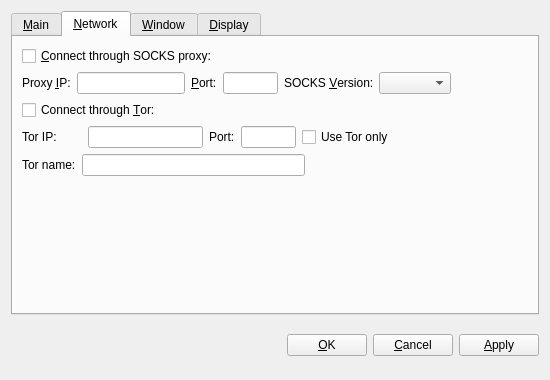
Above: src/qt/forms/optionsdialog.ui from bonpekao/bonpekao before the change. Below: the same form after it.
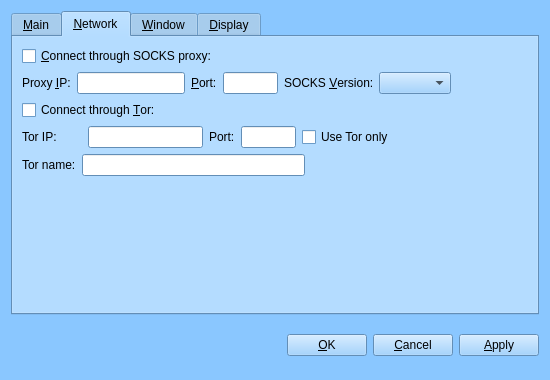
That is the form after the change. Custom widgets are drawn as their Qt base class.

```diff
--- a/src/qt/forms/optionsdialog.ui
+++ b/src/qt/forms/optionsdialog.ui
@@ -10,6 +10,421 @@
     <height>380</height>
    </rect>
   </property>
+  <property name="palette">
+   <palette>
+    <active>
+     <colorrole role="WindowText">
+      <brush brushstyle="SolidPattern">
+       <color alpha="255">
+        <red>0</red>
+        <green>0</green>
+        <blue>0</blue>
+       </color>
+      </brush>
+     </colorrole>
+     <colorrole role="Button">
+      <brush brushstyle="SolidPattern">
+       <color alpha="255">
+        <red>138</red>
+        <green>199</green>
+        <blue>255</blue>
+       </color>
+      </brush>
+     </colorrole>
+     <colorrole role="Light">
+      <brush brushstyle="SolidPattern">
+       <color alpha="255">
+        <red>255</red>
+        <green>255</green>
+        <blue>255</blue>
+       </color>
+      </brush>
+     </colorrole>
+     <colorrole role="Midlight">
+      <brush brushstyle="SolidPattern">
+       <color alpha="255">
+        <red>196</red>
+        <green>227</green>
+        <blue>255</blue>
+       </color>
+      </brush>
+     </colorrole>
+     <colorrole role="Dark">
+      <brush brushstyle="SolidPattern">
+       <color alpha="255">
+        <red>69</red>
+        <green>99</green>
+        <blue>127</blue>
+       </color>
+      </brush>
+     </colorrole>
+     <colorrole role="Mid">
+      <brush brushstyle="SolidPattern">
+       <color alpha="255">
+        <red>92</red>
+        <green>133</green>
+        <blue>170</blue>
+       </color>
+      </brush>
+     </colorrole>
+     <colorrole role="Text">
+      <brush brushstyle="SolidPattern">
+       <color alpha="255">
+        <red>0</red>
+        <green>0</green>
+        <blue>0</blue>
+       </color>
+      </brush>
+     </colorrole>
+     <colorrole role="BrightText">
+      <brush brushstyle="SolidPattern">
+       <color alpha="255">
+        <red>255</red>
+        <green>255</green>
+        <blue>255</blue>
+       </color>
+      </brush>
+     </colorrole>
+     <colorrole role="ButtonText">
+      <brush brushstyle="SolidPattern">
+       <color alpha="255">
+        <red>0</red>
+        <green>0</green>
+        <blue>0</blue>
+       </color>
+      </brush>
+     </colorrole>
+     <colorrole role="Base">
+      <brush brushstyle="SolidPattern">
+       <color alpha="255">
+        <red>255</red>
+        <green>255</green>
+        <blue>255</blue>
+       </color>
+      </brush>
+     </colorrole>
+     <colorrole role="Window">
+      <brush brushstyle="SolidPattern">
+       <color alpha="255">
+        <red>138</red>
+        <green>199</green>
+        <blue>255</blue>
+       </color>
+      </brush>
+     </colorrole>
+     <colorrole role="Shadow">
+      <brush brushstyle="SolidPattern">
+       <color alpha="255">
+        <red>0</red>
+        <green>0</green>
+        <blue>0</blue>
+       </color>
+      </brush>
+     </colorrole>
+     <colorrole role="AlternateBase">
+      <brush brushstyle="SolidPattern">
+       <color alpha="255">
+        <red>196</red>
+        <green>227</green>
+        <blue>255</blue>
+       </color>
+      </brush>
+     </colorrole>
+     <colorrole role="ToolTipBase">
+      <brush brushstyle="SolidPattern">
+       <color alpha="255">
+        <red>255</red>
+        <green>255</green>
+        <blue>220</blue>
+       </color>
+      </brush>
+     </colorrole>
+     <colorrole role="ToolTipText">
+      <brush brushstyle="SolidPattern">
+       <color alpha="255">
+        <red>0</red>
+        <green>0</green>
+        <blue>0</blue>
+       </color>
+      </brush>
+     </colorrole>
+    </active>
+    <inactive>
+     <colorrole role="WindowText">
+      <brush brushstyle="SolidPattern">
+       <color alpha="255">
+        <red>0</red>
+        <green>0</green>
+        <blue>0</blue>
+       </color>
+      </brush>
+     </colorrole>
+     <colorrole role="Button">
+      <brush brushstyle="SolidPattern">
+       <color alpha="255">
+        <red>138</red>
+        <green>199</green>
+        <blue>255</blue>
+       </color>
+      </brush>
+     </colorrole>
+     <colorrole role="Light">
+      <brush brushstyle="SolidPattern">
+       <color alpha="255">
+        <red>255</red>
+        <green>255</green>
+        <blue>255</blue>
+       </color>
+      </brush>
+     </colorrole>
+     <colorrole role="Midlight">
+      <brush brushstyle="SolidPattern">
+       <color alpha="255">
+        <red>196</red>
+        <green>227</green>
+        <blue>255</blue>
+       </color>
+      </brush>
+     </colorrole>
+     <colorrole role="Dark">
+      <brush brushstyle="SolidPattern">
+       <color alpha="255">
+        <red>69</red>
+        <green>99</green>
+        <blue>127</blue>
+       </color>
+      </brush>
+     </colorrole>
+     <colorrole role="Mid">
+      <brush brushstyle="SolidPattern">
+       <color alpha="255">
+        <red>92</red>
+        <green>133</green>
+        <blue>170</blue>
+       </color>
+      </brush>
+     </colorrole>
+     <colorrole role="Text">
+      <brush brushstyle="SolidPattern">
+       <color alpha="255">
+        <red>0</red>
+        <green>0</green>
+        <blue>0</blue>
+       </color>
+      </brush>
+     </colorrole>
+     <colorrole role="BrightText">
+      <brush brushstyle="SolidPattern">
+       <color alpha="255">
+        <red>255</red>
+        <green>255</green>
+        <blue>255</blue>
+       </color>
+      </brush>
+     </colorrole>
+     <colorrole role="ButtonText">
+      <brush brushstyle="SolidPattern">
+       <color alpha="255">
+        <red>0</red>
+        <green>0</green>
+        <blue>0</blue>
+       </color>
+      </brush>
+     </colorrole>
+     <colorrole role="Base">
+      <brush brushstyle="SolidPattern">
+       <color alpha="255">
+        <red>255</red>
+        <green>255</green>
+        <blue>255</blue>
+       </color>
+      </brush>
+     </colorrole>
+     <colorrole role="Window">
+      <brush brushstyle="SolidPattern">
+       <color alpha="255">
+        <red>138</red>
+        <green>199</green>
+        <blue>255</blue>
+       </color>
+      </brush>
+     </colorrole>
+     <colorrole role="Shadow">
+      <brush brushstyle="SolidPattern">
+       <color alpha="255">
+        <red>0</red>
+        <green>0</green>
+        <blue>0</blue>
+       </color>
+      </brush>
+     </colorrole>
+     <colorrole role="AlternateBase">
+      <brush brushstyle="SolidPattern">
+       <color alpha="255">
+        <red>196</red>
+        <green>227</green>
+        <blue>255</blue>
+       </color>
+      </brush>
+     </colorrole>
+     <colorrole role="ToolTipBase">
+      <brush brushstyle="SolidPattern">
+       <color alpha="255">
+        <red>255</red>
+        <green>255</green>
+        <blue>220</blue>
+       </color>
+      </brush>
+     </colorrole>
+     <colorrole role="ToolTipText">
+      <brush brushstyle="SolidPattern">
+       <color alpha="255">
+        <red>0</red>
+        <green>0</green>
+        <blue>0</blue>
+       </color>
+      </brush>
+     </colorrole>
+    </inactive>
+    <disabled>
+     <colorrole role="WindowText">
+      <brush brushstyle="SolidPattern">
+       <color alpha="255">
+        <red>69</red>
+        <green>99</green>
+        <blue>127</blue>
+       </color>
+      </brush>
+     </colorrole>
+     <colorrole role="Button">
+      <brush brushstyle="SolidPattern">
+       <color alpha="255">
+        <red>138</red>
+        <green>199</green>
+        <blue>255</blue>
+       </color>
+      </brush>
+     </colorrole>
+     <colorrole role="Light">
+      <brush brushstyle="SolidPattern">
+       <color alpha="255">
+        <red>255</red>
+        <green>255</green>
+        <blue>255</blue>
+       </color>
+      </brush>
+     </colorrole>
+     <colorrole role="Midlight">
+      <brush brushstyle="SolidPattern">
+       <color alpha="255">
+        <red>196</red>
+        <green>227</green>
+        <blue>255</blue>
+       </color>
+      </brush>
+     </colorrole>
+     <colorrole role="Dark">
+      <brush brushstyle="SolidPattern">
+       <color alpha="255">
+        <red>69</red>
+        <green>99</green>
+        <blue>127</blue>
+       </color>
+      </brush>
+     </colorrole>
+     <colorrole role="Mid">
+      <brush brushstyle="SolidPattern">
+       <color alpha="255">
+        <red>92</red>
+        <green>133</green>
+        <blue>170</blue>
+       </color>
+      </brush>
+     </colorrole>
+     <colorrole role="Text">
+      <brush brushstyle="SolidPattern">
+       <color alpha="255">
+        <red>69</red>
+        <green>99</green>
+        <blue>127</blue>
+       </color>
+      </brush>
+     </colorrole>
+     <colorrole role="BrightText">
+      <brush brushstyle="SolidPattern">
+       <color alpha="255">
+        <red>255</red>
+        <green>255</green>
+        <blue>255</blue>
+       </color>
+      </brush>
+     </colorrole>
+     <colorrole role="ButtonText">
+      <brush brushstyle="SolidPattern">
+       <color alpha="255">
+        <red>69</red>
+        <green>99</green>
+        <blue>127</blue>
+       </color>
+      </brush>
+     </colorrole>
+     <colorrole role="Base">
+      <brush brushstyle="SolidPattern">
+       <color alpha="255">
+        <red>138</red>
+        <green>199</green>
+        <blue>255</blue>
+       </color>
+      </brush>
+     </colorrole>
+     <colorrole role="Window">
+      <brush brushstyle="SolidPattern">
+       <color alpha="255">
+        <red>138</red>
+        <green>199</green>
+        <blue>255</blue>
+       </color>
+      </brush>
+     </colorrole>
+     <colorrole role="Shadow">
+      <brush brushstyle="SolidPattern">
+       <color alpha="255">
+        <red>0</red>
+        <green>0</green>
+        <blue>0</blue>
+       </color>
+      </brush>
+     </colorrole>
+     <colorrole role="AlternateBase">
+      <brush brushstyle="SolidPattern">
+       <color alpha="255">
+        <red>138</red>
+        <green>199</green>
+        <blue>255</blue>
+       </color>
+      </brush>
+     </colorrole>
+     <colorrole role="ToolTipBase">
+      <brush brushstyle="SolidPattern">
+       <color alpha="255">
+        <red>255</red>
+        <green>255</green>
+        <blue>220</blue>
+       </color>
+      </brush>
+     </colorrole>
+     <colorrole role="ToolTipText">
+      <brush brushstyle="SolidPattern">
+       <color alpha="255">
+        <red>0</red>
+        <green>0</green>
+        <blue>0</blue>
+       </color>
+      </brush>
+     </colorrole>
+    </disabled>
+   </palette>
+  </property>
   <property name="windowTitle">
    <string>Options</string>
   </property>
@@ -571,6 +986,11 @@
   </layout>
  </widget>
  <customwidgets>
+  <customwidget>
+   <class>QValidatedLineEdit</class>
+   <extends>QLineEdit</extends>
+   <header>qvalidatedlineedit.h</header>
+  </customwidget>
   <customwidget>
    <class>BitcoinAmountField</class>
    <extends>QSpinBox</extends>
@@ -581,11 +1001,6 @@
    <extends>QComboBox</extends>
    <header>qvaluecombobox.h</header>
   </customwidget>
-  <customwidget>
-   <class>QValidatedLineEdit</class>
-   <extends>QLineEdit</extends>
-   <header>qvalidatedlineedit.h</header>
-  </customwidget>
  </customwidgets>
  <resources/>
  <connections/>
```
Left out of the diff: 1 changed line with no effect on the pictures.
